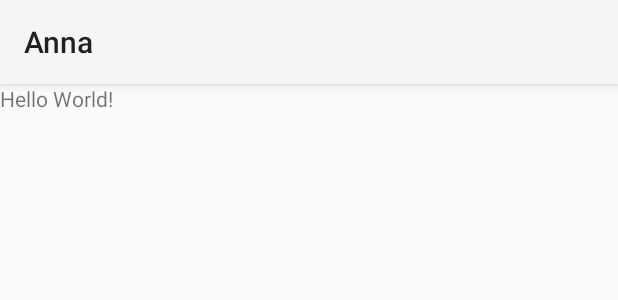
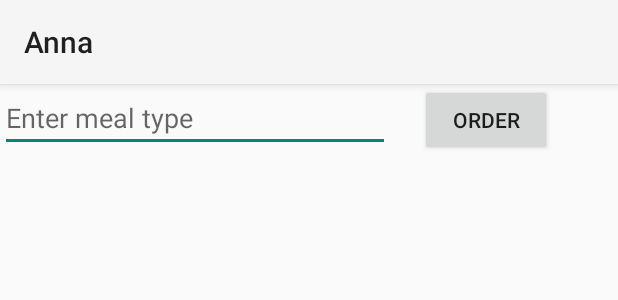
Before and after one commit to zac4j/anna, an Android app: the layout activity_main.xml on its own in the app's theme, with its tools: preview values and no code run, on a phone screen of 412 x 824 dp. Shown: the top 300 px of the screen. Run offline under Robolectric (Android 15) with nearby library versions, the phone set to English and light mode, and no system bars.

Commit message:
* add Android demo * update processor logic

```diff
--- a/app/src/main/res/layout/activity_main.xml
+++ b/app/src/main/res/layout/activity_main.xml
@@ -4,13 +4,35 @@
     xmlns:tools="http://schemas.android.com/tools"
     android:layout_width="match_parent"
     android:layout_height="match_parent"
+    android:orientation="vertical"
     tools:context="com.zac4j.anna.MainActivity"
     >
+  <LinearLayout
+      android:layout_width="match_parent"
+      android:layout_height="wrap_content"
+      android:orientation="horizontal"
+      >
+    <EditText
+        android:id="@id/main_et_meal_input"
+        android:layout_width="260dp"
+        android:layout_height="wrap_content"
+        android:hint="@string/input_hint"
+        />
+
+    <Button
+        android:id="@id/main_btn_order_meal"
+        android:layout_width="wrap_content"
+        android:layout_height="wrap_content"
+        android:layout_marginStart="20dp"
+        android:text="@string/order"
+        />
+  </LinearLayout>
 
   <TextView
-      android:layout_width="wrap_content"
+      android:id="@id/main_tv_meal_price"
+      android:layout_width="match_parent"
       android:layout_height="wrap_content"
-      android:text="Hello World!"
+      android:gravity="center_horizontal"
       />
 
 </LinearLayout>
--- /dev/null
+++ b/app/src/main/res/values/ids.xml
@@ -0,0 +1,6 @@
+<?xml version="1.0" encoding="utf-8"?>
+<resources>
+  <item name="main_et_meal_input" type="id"/>
+  <item name="main_btn_order_meal" type="id"/>
+  <item name="main_tv_meal_price" type="id"/>
+</resources>
--- a/app/src/main/res/values/strings.xml
+++ b/app/src/main/res/values/strings.xml
@@ -1,3 +1,5 @@
 <resources>
   <string name="app_name">Anna</string>
+  <string name="input_hint">Enter meal type</string>
+  <string name="order">Order</string>
 </resources>
--- a/processor/src/main/java/com/zac4j/processor/FactoryGroupedClasses.java
+++ b/processor/src/main/java/com/zac4j/processor/FactoryGroupedClasses.java
@@ -53,10 +53,9 @@ public class FactoryGroupedClasses {
     itemsMap.put(toInsert.getId(), toInsert);
   }
 
-  public void generateCode(Elements elementUtils, Filer filer) throws IOException {
+  void generateCode(Elements elementUtils, Filer filer) throws IOException {
     TypeElement superClassName = elementUtils.getTypeElement(qualifiedClassName);
     String factoryClassName = superClassName.getSimpleName() + SUFFIX;
-    String qualifiedFactoryClassName = qualifiedClassName + SUFFIX;
     PackageElement pkg = elementUtils.getPackageOf(superClassName);
     String packageName = pkg.isUnnamed() ? null : pkg.getQualifiedName().toString();
 
```
Also changed, not shown: app/src/main/java/com/zac4j/anna/MainActivity.java (+24 -2 lines), app/src/main/java/com/zac4j/anna/PizzaStore.java (added, +15 -0 lines), processor/src/main/java/com/zac4j/processor/FactoryProcessor.java (+5 -10 lines).
